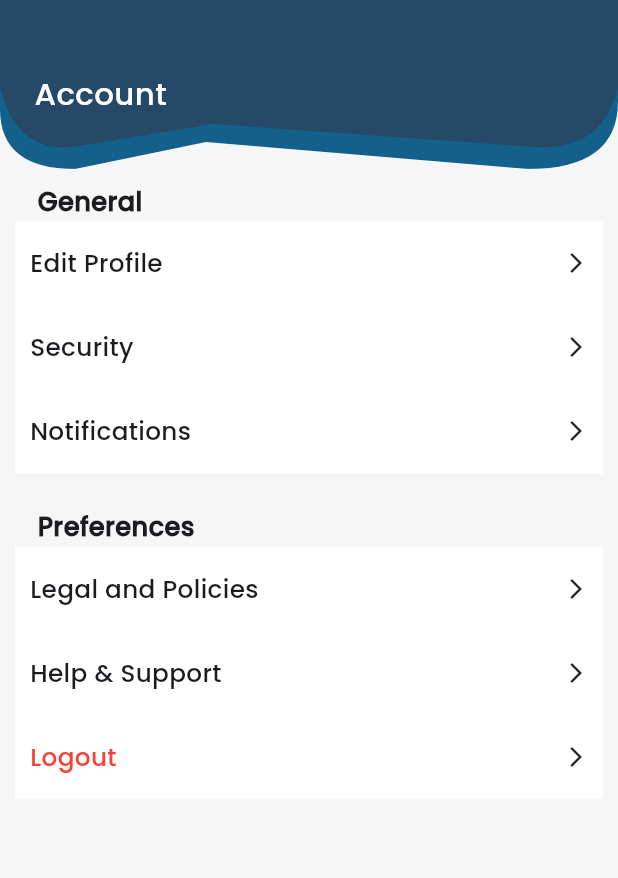
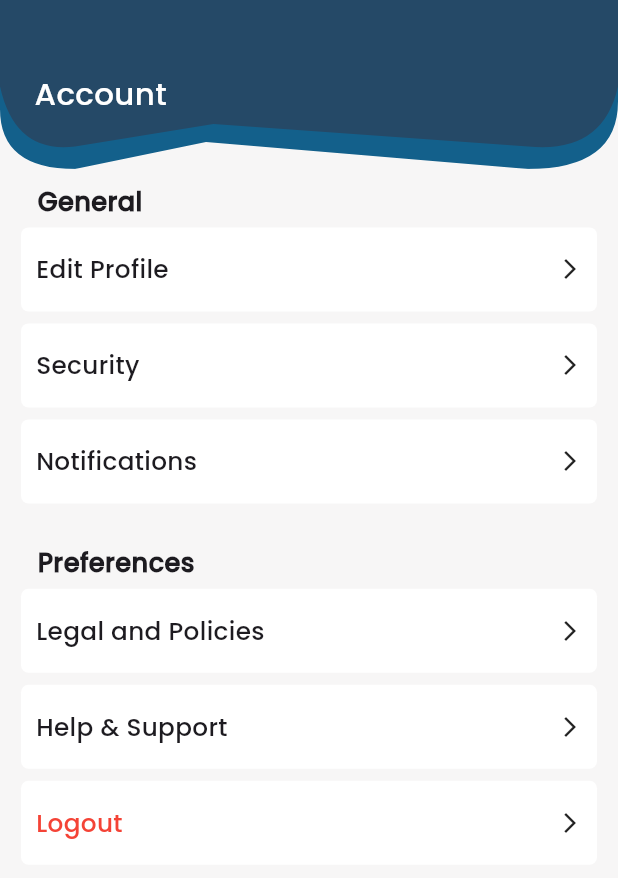
Before and after one commit to dibindasky/myairdeal, a Flutter app: the ScreenAccountPage screen opened directly, on a phone screen of 412 x 824 dp. Shown: the top 878 px of the screen. Run offline on Flutter 3.47's test engine with Material 3 defaults, Android fonts, the light colour scheme and no system bars; our stand-ins replace curved_labeled_navigation_bar, easy_date_timeline, flutter_screenutil, get, iconsax, intl_phone_number_input and 2 more.

```diff
--- a/lib/application/presentation/screens/account/widgets/settings_tile.dart
+++ b/lib/application/presentation/screens/account/widgets/settings_tile.dart
@@ -21,7 +21,8 @@ class SettingsTile extends StatelessWidget {
     return GestureDetector(
       onTap: onTap,
       child: Container(
-        color: kWhite,
+        margin: const EdgeInsets.all(4),
+        decoration: BoxDecoration(color: kWhite, borderRadius: kRadius5),
         child: Padding(
           padding: const EdgeInsets.symmetric(vertical: 16.0, horizontal: 10),
           child: Row(
```
